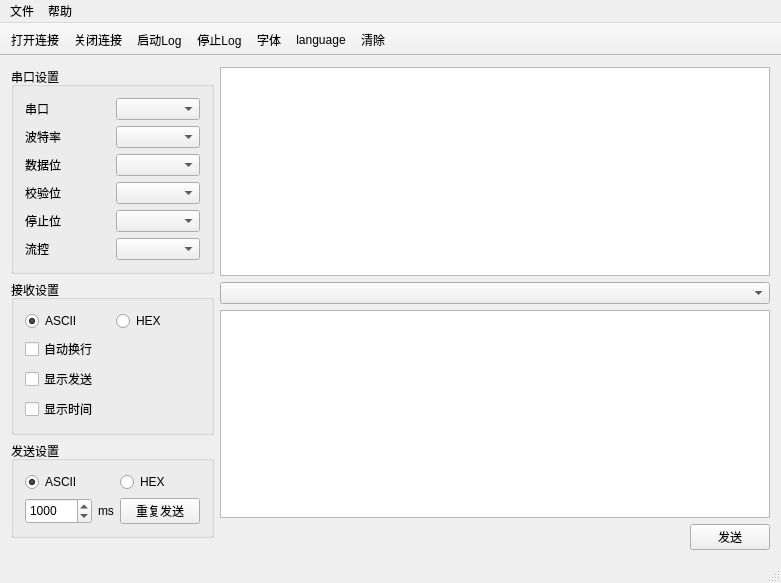
First picture: the form in monkey_serial/mainwindow.ui, repository horsdy/Monkey_Serial, before the edit.
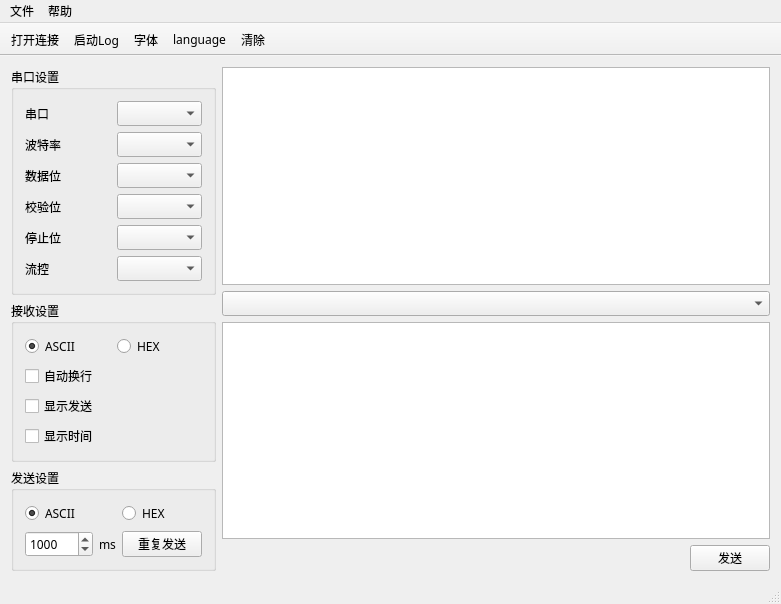
Second picture: the form after the edit. Icons and pictures are not drawn.

Diff of the .ui file:
```diff
--- a/monkey_serial/mainwindow.ui
+++ b/monkey_serial/mainwindow.ui
@@ -10,12 +10,15 @@
     <height>583</height>
    </rect>
   </property>
+  <property name="font">
+   <font>
+    <family>微软雅黑</family>
+    <pointsize>9</pointsize>
+   </font>
+  </property>
   <property name="windowTitle">
    <string>MainWindow</string>
   </property>
-  <property name="styleSheet">
-   <string notr="true">font: 9pt &quot;微软雅黑&quot;;</string>
-  </property>
   <widget class="QWidget" name="centralWidget">
    <property name="mouseTracking">
     <bool>false</bool>
@@ -285,9 +288,7 @@
     <bool>false</bool>
    </attribute>
    <addaction name="action_open"/>
-   <addaction name="action_close"/>
    <addaction name="action_Log_start"/>
-   <addaction name="action_Log_stop"/>
    <addaction name="action_font"/>
    <addaction name="action_Language"/>
    <addaction name="action_clear"/>
```
Left out of the diff: 25 changed lines with no effect on the pictures.
